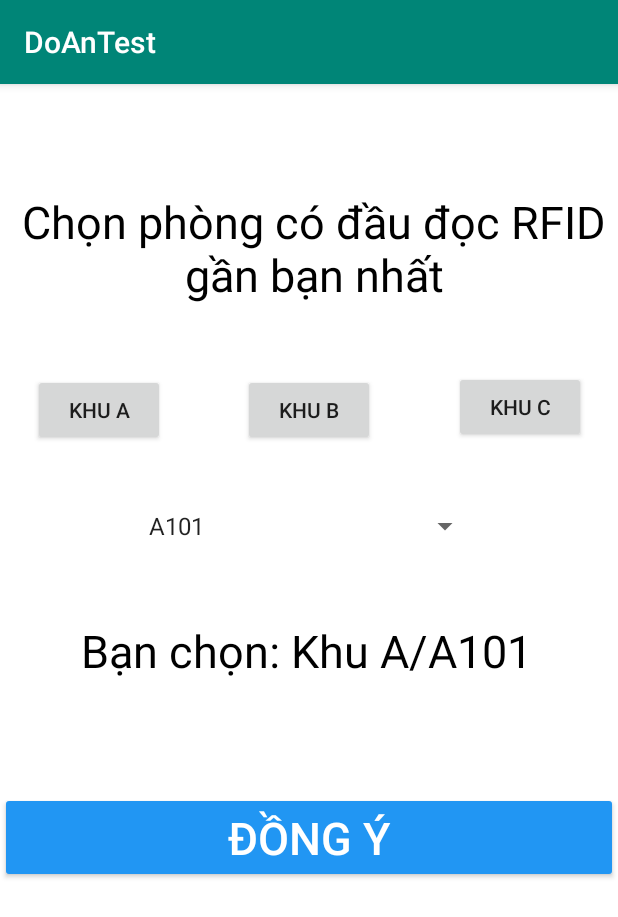
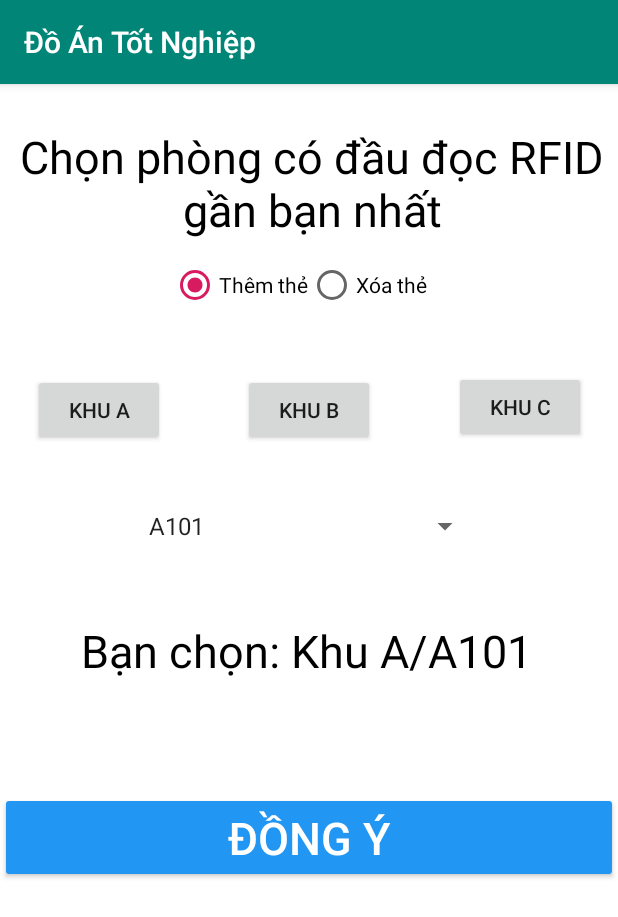
Before and after one commit to pthieu2812/Thesis, an Android app: the RfidActivity screen opened directly, with no data from a screen before it, on a phone screen of 412 x 824 dp. Shown: the top 917 px of the screen. Run offline under Robolectric (Android 15) with nearby library versions, the phone set to English and light mode, and no system bars; libraries missing offline, so code that uses them is left out: org.eclipse.paho; 9 statements that could not run were skipped.

Commit message:
add new RFID group

```diff
--- a/DoAnTest/DoAnTest/app/src/main/java/com/example/doantest/MainKhuA.java
+++ b/DoAnTest/DoAnTest/app/src/main/java/com/example/doantest/MainKhuA.java
@@ -39,16 +39,17 @@ public class MainKhuA extends AppCompatActivity implements DialogClassTest.Dialo
             @Override
             public void connectComplete(boolean reconnect, String serverURI) {
                 mqttHelper.subscribeToTopic("KhuA/+");
+                Toast.makeText(MainKhuA.this, "Kết nối lên Broker thành công!", Toast.LENGTH_LONG).show();
             }
 
             @Override
             public void connectionLost(Throwable cause) {
-                Toast.makeText(MainKhuA.this, "Connect unSuccess!", Toast.LENGTH_LONG).show();
+                Toast.makeText(MainKhuA.this, cause.toString(), Toast.LENGTH_LONG).show();
             }
 
             @Override
             public void messageArrived(String topic, MqttMessage message) throws Exception {
-                //Toast.makeText(MainKhuA.this, message.toString(), Toast.LENGTH_LONG).show();
+//                Toast.makeText(MainKhuA.this, message.toString(), Toast.LENGTH_LONG).show();
             }
 
             @Override
--- a/DoAnTest/DoAnTest/app/src/main/java/com/example/doantest/RfidActivity.java
+++ b/DoAnTest/DoAnTest/app/src/main/java/com/example/doantest/RfidActivity.java
@@ -8,6 +8,7 @@ import android.widget.Adapter;
 import android.widget.AdapterView;
 import android.widget.ArrayAdapter;
 import android.widget.Button;
+import android.widget.RadioGroup;
 import android.widget.Spinner;
 import android.widget.TextView;
 import android.widget.Toast;
@@ -20,6 +21,10 @@ public class RfidActivity extends AppCompatActivity implements AdapterView.OnIte
     private Button blockA, blockB, blockC, sendBtn;
     private TextView roomchoose;
     private String block, blockS, room;
+    private RadioGroup rfidGroup;
+    private RadioGroup addRfidGroup;
+    private RadioGroup removeRfidGroup;
+    private String rfidstate = "ADD";
     MQTTHelper mqttHelper;
     @Override
     protected void onCreate(Bundle savedInstanceState) {
@@ -29,6 +34,7 @@ public class RfidActivity extends AppCompatActivity implements AdapterView.OnIte
         blockB = (Button) findViewById(R.id.blockB);
         blockC = (Button) findViewById(R.id.blockC);
         sendBtn = (Button) findViewById(R.id.sendBtn);
+        rfidGroup = (RadioGroup)findViewById(R.id.RFIDGroup);
         roomchoose = (TextView) findViewById(R.id.roomChoose);
         final Spinner spinner1 = findViewById(R.id.spinner1);
         final ArrayAdapter<CharSequence> adapterA = ArrayAdapter.createFromResource(this,
@@ -77,10 +83,21 @@ public class RfidActivity extends AppCompatActivity implements AdapterView.OnIte
         sendBtn.setOnClickListener(new View.OnClickListener() {
             @Override
             public void onClick(View v) {
-                mqttHelper.publishToTopic(blockS+ "/" + room, "RFID");
+                mqttHelper.publishToTopic(blockS+ "/" + room, rfidstate+"RFID");
             }
         });
 
+        rfidGroup.setOnCheckedChangeListener(new RadioGroup.OnCheckedChangeListener() {
+            @Override
+            public void onCheckedChanged(RadioGroup group, int checkedId) {
+                if(checkedId == R.id.addRfid_radio) {
+                    rfidstate = "ADD";
+                }
+                if(checkedId == R.id.removeRfid_radio) {
+                    rfidstate = "REMOVE";
+                }
+            }
+        });
         mqttHelper.setCallback(new MqttCallbackExtended() {
             @Override
             public void connectComplete(boolean reconnect, String serverURI) {
--- a/DoAnTest/DoAnTest/app/src/main/res/layout/activity_rfid.xml
+++ b/DoAnTest/DoAnTest/app/src/main/res/layout/activity_rfid.xml
@@ -16,6 +16,15 @@
         android:layout_marginTop="191dp"
         android:layout_marginEnd="21dp"
         android:text="Khu C" />
+
+    <RadioGroup
+        android:id="@+id/fanGroup"
+        android:layout_width="match_parent"
+        android:layout_height="wrap_content"
+        android:layout_above="@+id/view_below"
+        android:orientation="horizontal">
+
+    </RadioGroup>
 
     <Spinner
         android:id="@+id/spinner1"
@@ -55,11 +64,11 @@
         android:layout_alignParentStart="true"
         android:layout_alignParentTop="true"
         android:layout_centerHorizontal="true"
-        android:layout_marginStart="7dp"
-        android:layout_marginTop="71dp"
+        android:layout_marginStart="4dp"
+        android:layout_marginTop="28dp"
         android:text="Chọn phòng có đầu đọc RFID gần bạn nhất"
+        android:textAlignment="center"
         android:textColor="@android:color/black"
-        android:textAlignment="center"
         android:textSize="30dp" />
 
     <TextView
@@ -86,5 +95,32 @@
         android:text="Đồng ý"
         android:textColor="@android:color/white" />
 
+    <RadioGroup
+        android:id="@+id/RFIDGroup"
+        android:layout_width="188dp"
+        android:layout_height="wrap_content"
+        android:layout_alignParentStart="true"
+        android:layout_alignParentTop="true"
+        android:layout_alignParentEnd="true"
+        android:layout_centerHorizontal="true"
+        android:layout_marginStart="114dp"
+        android:layout_marginTop="118dp"
+        android:layout_marginEnd="108dp"
+        android:orientation="horizontal">
+
+        <RadioButton
+            android:id="@+id/addRfid_radio"
+            android:layout_width="wrap_content"
+            android:layout_height="wrap_content"
+            android:text="Thêm thẻ"
+            android:checked="true"/>
+
+        <RadioButton
+            android:id="@+id/removeRfid_radio"
+            android:layout_width="97dp"
+            android:layout_height="match_parent"
+            android:text="Xóa thẻ" />
+    </RadioGroup>
+
 
 </RelativeLayout>
--- a/DoAnTest/DoAnTest/app/src/main/res/values/strings.xml
+++ b/DoAnTest/DoAnTest/app/src/main/res/values/strings.xml
@@ -1,5 +1,5 @@
 <resources>
-    <string name="app_name">DoAnTest</string>
+    <string name="app_name">Đồ Án Tốt Nghiệp</string>
     <string-array name="roomB">
         <item>B101</item>
         <item>B102</item>
```
Also changed, not shown: DoAnTest/DoAnTest/app/src/main/res/layout/activity_edit_account.xml (+4 -3 lines), DoAnTest/DoAnTest/app/src/main/res/layout/activity_room_status_actitivty.xml (+15 -2 lines).
